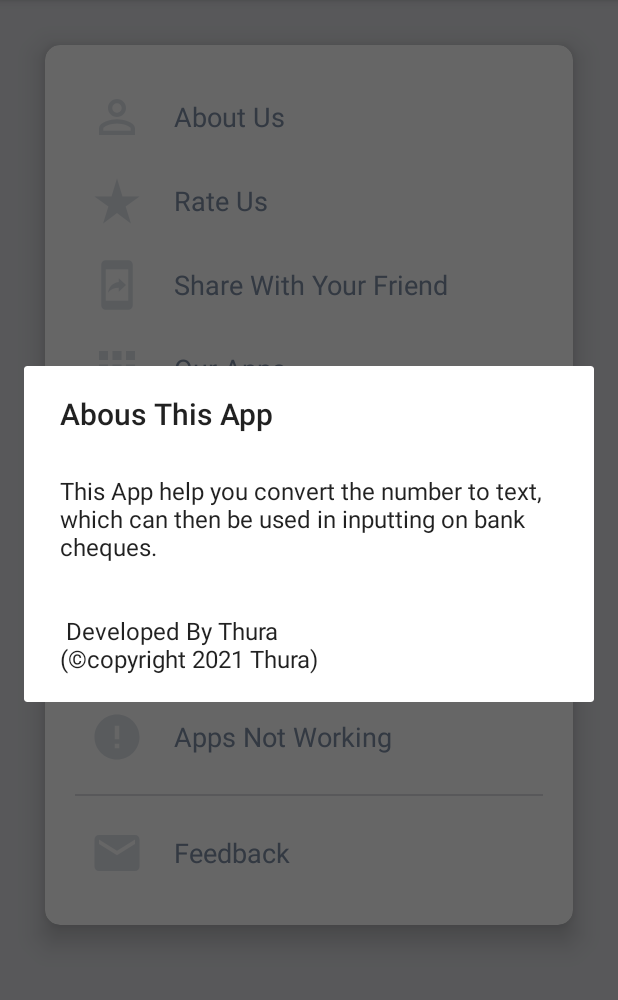
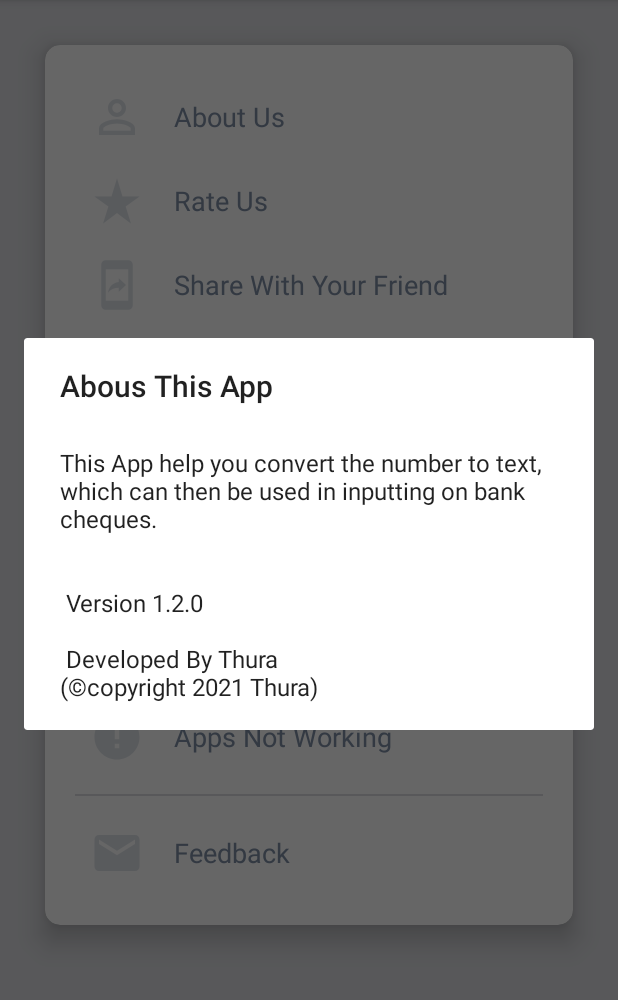
Before and after one commit to Kha3Leng/Number-in-Word, an Android app: the SettingActivity screen opened directly, with no data from a screen before it, after a tap on "About Us", on a phone screen of 412 x 824 dp, the part 84-1084 px from its top. Run offline under Robolectric (Android 15) with nearby library versions, the phone set to English and light mode, and no system bars; our stand-ins replace AdMob; libraries missing offline, so code that uses them is left out: es.dmoral.toasty; pictures from the network do not load; 1 statement that could not run was skipped.

Commit message:
VERSION 1.2.0 released

```diff
--- a/app/src/main/res/values/strings.xml
+++ b/app/src/main/res/values/strings.xml
@@ -10,6 +10,7 @@
     </string>
     <string name="aboutus">\nThis App help you convert the number to text, which can then be used in inputting on bank cheques.
         \n\n\n
+        Version 1.2.0\n\n
         Developed By Thura
         \n(©copyright 2021 Thura)
     </string>
```
